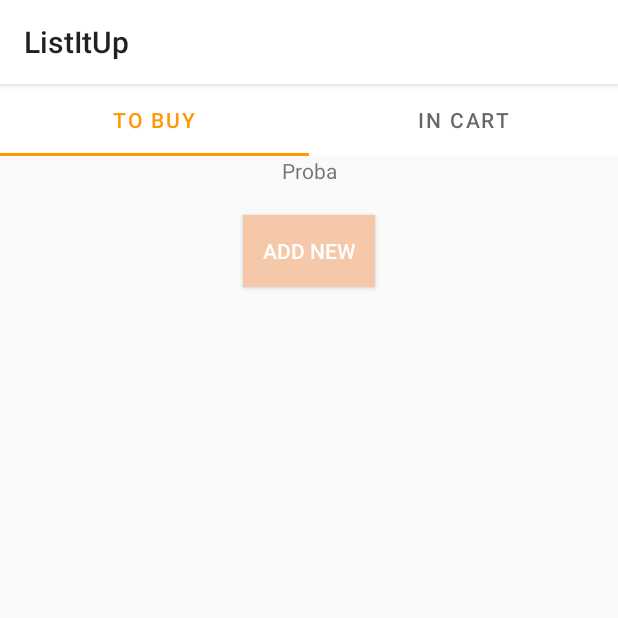
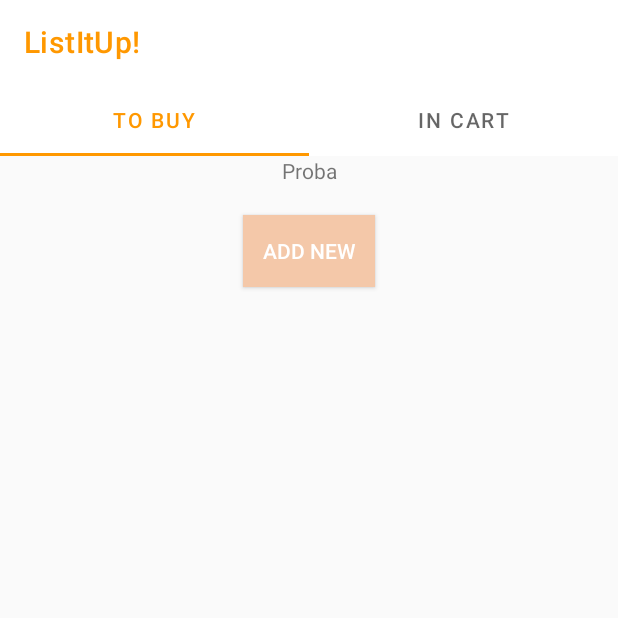
Before and after one commit to alexandrabagi/ListItUp, an Android app: the ListActivity screen opened directly, with no data from a screen before it, on a phone screen of 412 x 824 dp, the top half of it. Run offline under Robolectric (Android 15) with nearby library versions, the phone set to English and light mode, and no system bars.

Commit message:
Top app bar style amended

```diff
--- a/app/src/main/java/com/bignerdranch/android/listitup/activities/ListActivity.java
+++ b/app/src/main/java/com/bignerdranch/android/listitup/activities/ListActivity.java
@@ -8,6 +8,7 @@ import androidx.fragment.app.FragmentManager;
 
 import com.bignerdranch.android.listitup.R;
 import com.bignerdranch.android.listitup.fragments.ListDemoFragment;
+import com.google.android.material.appbar.MaterialToolbar;
 
 /**
  * This activity hosts ListDemoFragment which operates the tabs of "To Buy" and "In Cart" lists
@@ -15,10 +16,16 @@ import com.bignerdranch.android.listitup.fragments.ListDemoFragment;
 
 public class ListActivity extends AppCompatActivity {
 
+    MaterialToolbar appBar;
+
     @Override
     protected void onCreate(Bundle savedInstanceState) {
         super.onCreate(savedInstanceState);
         setContentView(R.layout.activity_list);
+
+        appBar = findViewById(R.id.topAppBar);
+
+//        getSupportActionBar().setElevation(0);
 
         FragmentManager fm = getSupportFragmentManager();
         Fragment fragment = fm.findFragmentById(R.id.list_fragment_container);
--- a/app/src/main/java/com/bignerdranch/android/listitup/activities/LoginActivity.java
+++ b/app/src/main/java/com/bignerdranch/android/listitup/activities/LoginActivity.java
@@ -60,7 +60,7 @@ public class LoginActivity extends AppCompatActivity {
 
         mSignInClient = GoogleSignIn.getClient(this, options);
 
-        getSupportActionBar().hide();
+//        getSupportActionBar().hide();
     }
 
     private void signIn() {
--- a/app/src/main/java/com/bignerdranch/android/listitup/activities/MainActivity.java
+++ b/app/src/main/java/com/bignerdranch/android/listitup/activities/MainActivity.java
@@ -26,7 +26,7 @@ public class MainActivity extends AppCompatActivity {
         super.onCreate(savedInstanceState);
         setContentView(R.layout.activity_main);
 
-        getSupportActionBar().hide();
+//        getSupportActionBar().hide();
         getWindow().setStatusBarColor(ContextCompat.getColor(this,R.color.Primary_500)); //status bar or the time bar at the top
 
 
--- a/app/src/main/res/layout/activity_list.xml
+++ b/app/src/main/res/layout/activity_list.xml
@@ -3,9 +3,24 @@
     xmlns:tools="http://schemas.android.com/tools"
     android:layout_width="match_parent"
     android:layout_height="match_parent"
+    xmlns:app="http://schemas.android.com/apk/res-auto"
     android:orientation="vertical"
     android:gravity="center"
     tools:context="com.bignerdranch.android.listitup.activities.ListActivity">
+
+    <com.google.android.material.appbar.AppBarLayout
+        android:layout_width="match_parent"
+        android:layout_height="wrap_content"
+        app:elevation="0dp">
+
+        <com.google.android.material.appbar.MaterialToolbar
+            android:id="@+id/topAppBar"
+            android:layout_width="match_parent"
+            android:layout_height="wrap_content"
+            app:title="ListItUp!"
+            style="@style/MyMaterialAppBar" />
+
+    </com.google.android.material.appbar.AppBarLayout>
 
     <!-- <com.google.android.material.tabs.TabLayout
         android:id="@+id/my_tab_layout"
--- a/app/src/main/res/values/colors.xml
+++ b/app/src/main/res/values/colors.xml
@@ -39,4 +39,5 @@
 
     <color name="transparent_black_85">#D9000000</color>
     <color name="transparent_black_54">#8A000000</color>
+
 </resources>
--- a/app/src/main/res/values/styles.xml
+++ b/app/src/main/res/values/styles.xml
@@ -10,7 +10,7 @@
     </style>
 
     <!-- My Customized App Theme -->
-    <style name="MyAppTheme" parent="Theme.MaterialComponents.Light.Bridge">
+    <style name="MyAppTheme" parent="Theme.MaterialComponents.Light.NoActionBar.Bridge">
         <item name="colorPrimary">@color/Primary_500</item>
         <item name="colorPrimaryDark">@color/Primary_800</item>
         <item name="colorAccent">@color/Secondary_500</item>
@@ -20,13 +20,24 @@
         <item name="android:statusBarColor">@color/white</item>
         <item name="android:windowLightStatusBar">true</item>
 
-        <item name="toolbarStyle">@style/ToolBarStyle</item>
+        <!-- <item name="toolbarStyle">@style/MyMaterialAppBar</item> -->
+
         <item name="tabStyle">@style/AppTheme.TabLayout</item>
 
     </style>
 
-    <style name="ToolBarStyle" parent="Widget.AppCompat.Toolbar">
+    <!-- <style name="ToolBarStyle" parent="Widget.AppCompat.Toolbar">
         <item name="android:background">@color/white</item>
+        <item name="android:windowContentOverlay">@null</item>
+        <item name="android:windowActionBarOverlay">@null</item>
+    </style> -->
+
+    <style name="MyMaterialAppBar" parent="Widget.MaterialComponents.Toolbar">
+        <item name="android:background">@color/white</item>
+        <item name="android:windowContentOverlay">@null</item>
+        <item name="android:paddingTop">10dp</item>
+        <item name="android:paddingBottom">10dp</item>
+        <item name="titleTextColor">@color/Primary_500</item>
     </style>
 
     <!-- Custom TabLayout -->
@@ -35,16 +46,4 @@
         <item name="tabIndicatorColor">@color/Primary_500</item>
     </style>
 
-    <!-- <style name="TitleTextAppearance" parent="TextAppearance.Widget.AppCompat.Toolbar.Title">
-        <item name="android:textSize">40sp</item>
-        <item name="android:textColor">@color/Secondary_500</item>
-    </style> -->
-
-
-    <!-- <style name="SubTitleTextAppearance" parent="TextAppearance.Widget.AppCompat.Toolbar.Subtitle">
-        <item name="android:textSize">14sp</item>
-        <item name="android:textColor">#00B7FF</item>
-    </style> -->
-
-
 </resources>
```
